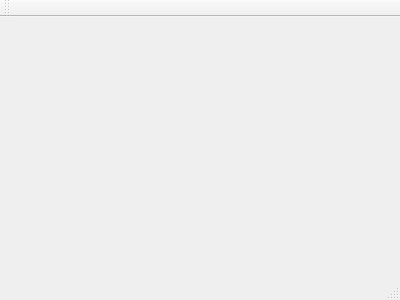
heliocentric/reparsedeleter, file ReparseDeleter/reparsedeleter.ui: the form before one commit.
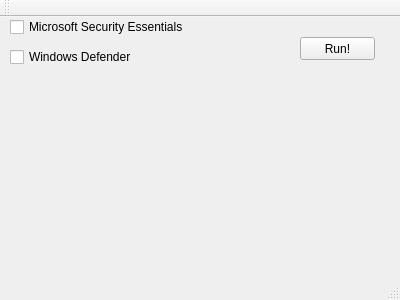
The form after the commit.

What changed in the file:
```diff
--- a/ReparseDeleter/reparsedeleter.ui
+++ b/ReparseDeleter/reparsedeleter.ui
@@ -12,13 +12,68 @@
   <property name="windowTitle" >
    <string>ReparseDeleter</string>
   </property>
-  <widget class="QMenuBar" name="menuBar" />
-  <widget class="QToolBar" name="mainToolBar" />
-  <widget class="QWidget" name="centralWidget" />
-  <widget class="QStatusBar" name="statusBar" />
+  <widget class="QWidget" name="centralWidget">
+   <widget class="QPushButton" name="pushButton">
+    <property name="geometry">
+     <rect>
+      <x>300</x>
+      <y>20</y>
+      <width>75</width>
+      <height>23</height>
+     </rect>
+    </property>
+    <property name="text">
+     <string>Run!</string>
+    </property>
+   </widget>
+   <widget class="QCheckBox" name="checkBox">
+    <property name="geometry">
+     <rect>
+      <x>10</x>
+      <y>0</y>
+      <width>191</width>
+      <height>20</height>
+     </rect>
+    </property>
+    <property name="text">
+     <string>Microsoft Security Essentials</string>
+    </property>
+   </widget>
+   <widget class="QCheckBox" name="checkBox_2">
+    <property name="geometry">
+     <rect>
+      <x>10</x>
+      <y>30</y>
+      <width>191</width>
+      <height>20</height>
+     </rect>
+    </property>
+    <property name="text">
+     <string>Windows Defender</string>
+    </property>
+   </widget>
+  </widget>
+  <widget class="QMenuBar" name="menuBar">
+   <property name="geometry">
+    <rect>
+     <x>0</x>
+     <y>0</y>
+     <width>400</width>
+     <height>21</height>
+    </rect>
+   </property>
+  </widget>
+  <widget class="QToolBar" name="mainToolBar">
+   <attribute name="toolBarArea">
+    <enum>TopToolBarArea</enum>
+   </attribute>
+   <attribute name="toolBarBreak">
+    <bool>false</bool>
+   </attribute>
+  </widget>
+  <widget class="QStatusBar" name="statusBar"/>
  </widget>
- <layoutDefault spacing="6" margin="11" />
- <pixmapfunction></pixmapfunction>
+ <layoutdefault spacing="6" margin="11"/>
  <resources/>
  <connections/>
 </ui>
```
Left out of the diff: 7 changed lines with no effect on the pictures.
